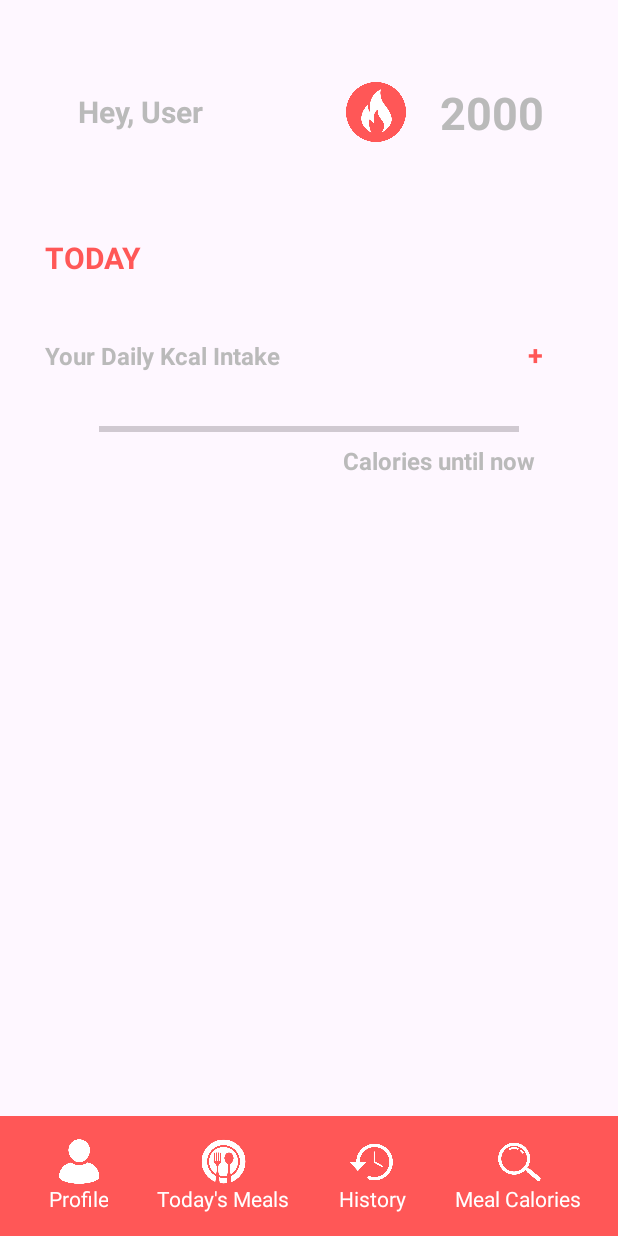
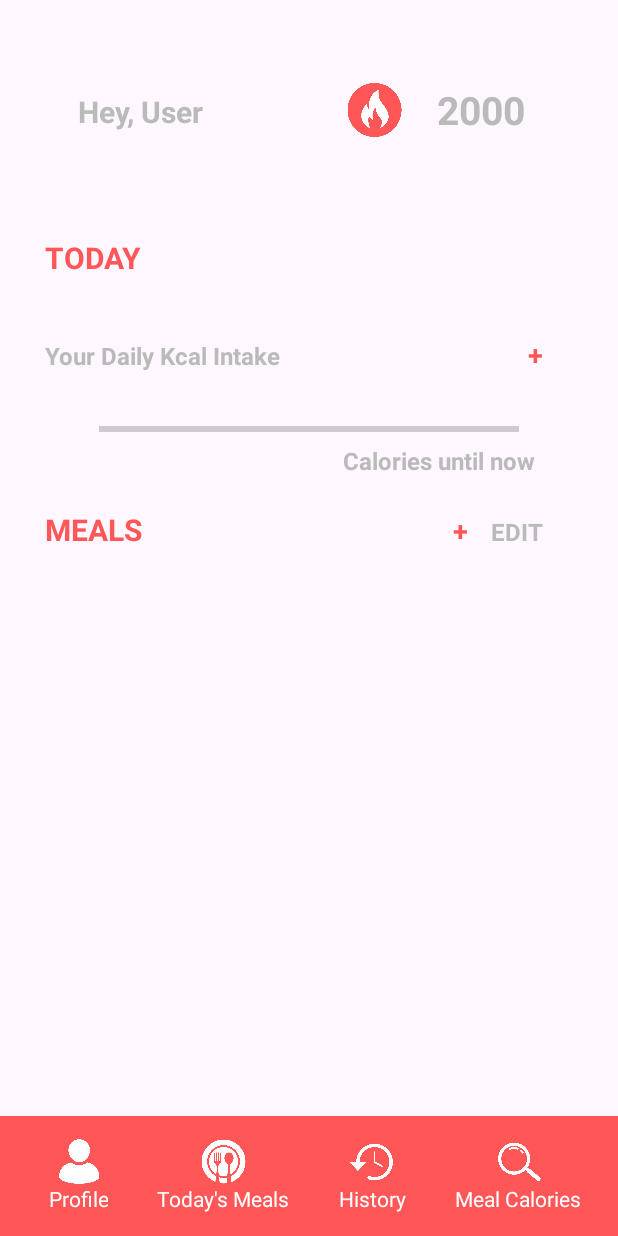
Before and after one commit to Fadrickmmb/GetFit_Android, an Android app: the MainScreen screen opened directly, with no data from a screen before it, on a phone screen of 412 x 824 dp. Run offline under Robolectric (Android 15) with nearby library versions, the phone set to English and light mode, and no system bars.

Commit message:
Working on UI for activity_main_screen.xml

```diff
--- a/app/src/main/res/layout/activity_main_screen.xml
+++ b/app/src/main/res/layout/activity_main_screen.xml
@@ -34,8 +34,8 @@
         app:layout_constraintVertical_bias="0.070">
 
         <ImageView
-            android:layout_width="40dp"
-            android:layout_height="40dp"
+            android:layout_width="36dp"
+            android:layout_height="36dp"
             android:layout_weight="1"
             android:src="@drawable/calorie_fire" />
 
@@ -45,8 +45,9 @@
             android:layout_weight="1"
             android:text="2000"
             android:textColor="@color/getFitGray"
-            android:textSize="30dp"
-            android:textStyle="bold" />
+            android:textSize="26dp"
+            android:textStyle="bold"
+            android:paddingRight="10dp"/>
 
     </LinearLayout>
 
@@ -126,6 +127,7 @@
 
 
     <LinearLayout
+        android:id="@+id/linearLayout4"
         android:layout_width="match_parent"
         android:layout_height="wrap_content"
         android:gravity="end"
@@ -143,6 +145,49 @@
             android:textColor="@color/getFitGray"
             android:textSize="16dp"
             android:textStyle="bold" />
+
+
+    </LinearLayout>
+
+
+    <LinearLayout
+        android:layout_width="match_parent"
+        android:layout_height="wrap_content"
+        android:orientation="horizontal"
+        app:layout_constraintBottom_toBottomOf="parent"
+        app:layout_constraintTop_toTopOf="parent"
+        app:layout_constraintVertical_bias="0.426"
+        tools:layout_editor_absoluteX="0dp">
+
+
+        <TextView
+            android:layout_width="wrap_content"
+            android:layout_height="wrap_content"
+            android:text="MEALS"
+            android:textColor="@color/getFitRed"
+            android:textSize="20dp"
+            android:textStyle="bold"
+            android:paddingLeft="30dp"
+            android:layout_weight="1"/>
+
+        <TextView
+            android:layout_width="wrap_content"
+            android:layout_height="wrap_content"
+            android:text="+"
+            android:textColor="@color/getFitRed"
+            android:textSize="18dp"
+            android:textStyle="bold"
+            android:paddingRight="15dp"/>
+
+        <TextView
+            android:layout_width="wrap_content"
+            android:layout_height="wrap_content"
+            android:text="EDIT"
+            android:textColor="@color/getFitGray"
+            android:textSize="16dp"
+            android:textStyle="bold"
+            android:paddingRight="50dp"/>
+
 
 
     </LinearLayout>
```
